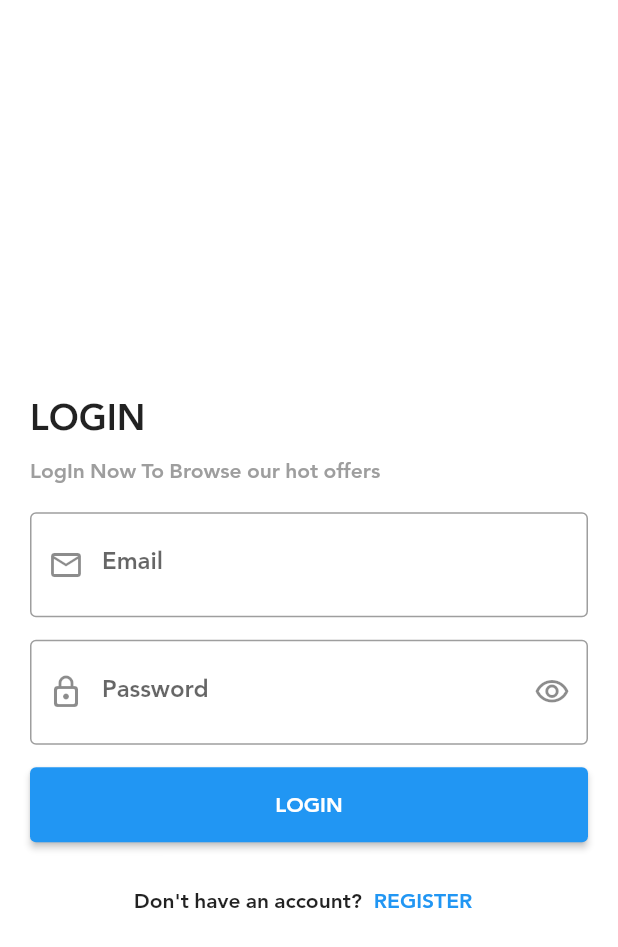
After one commit to ahmedTarek72/shop_app, a Flutter app: the screen it shows after launch, after a tap on the "arrow forward ios" icon, after a tap on "SKIP", on a phone screen of 412 x 824 dp. The commit adds this screen. Shown: the top 947 px of the screen. Run offline on Flutter 3.47's test engine with Material 2 defaults, Android fonts, the phone set to English and light mode, and no system bars; our stand-ins replace bloc, flutter_bloc, smooth_page_indicator.

Commit message:
New Commit

```diff
--- /dev/null
+++ b/lib/layout/login/cubit/log_in_cubit.dart
@@ -0,0 +1,16 @@
+import 'package:bloc/bloc.dart';
+import 'package:flutter_bloc/flutter_bloc.dart';
+import 'package:meta/meta.dart';
+
+part 'log_in_states.dart';
+
+class LogInCubit extends Cubit<LogInStates> {
+  LogInCubit() : super(LogInInitial());
+
+  static LogInCubit get(context) => BlocProvider.of(context);
+  bool isPassword = false;
+  void changeObscure(){
+     isPassword = !isPassword;
+     emit(IsObscurePasswordState());
+  }
+}
--- /dev/null
+++ b/lib/layout/login/cubit/log_in_states.dart
@@ -0,0 +1,14 @@
+part of 'log_in_cubit.dart';
+
+@immutable
+abstract class LogInStates {}
+
+class LogInInitial extends LogInStates {}
+class LoginSuccessState extends LogInStates{}
+class LoginLoadingState extends LogInStates{}
+class LoginErrorState extends LogInStates{
+  final String error;
+
+  LoginErrorState(this.error);
+}
+class IsObscurePasswordState extends LogInStates {}
--- /dev/null
+++ b/lib/layout/login/login_screen.dart
@@ -0,0 +1,121 @@
+import 'package:flutter/material.dart';
+import 'package:flutter_bloc/flutter_bloc.dart';
+import 'package:shop_app/layout/login/cubit/log_in_cubit.dart';
+import 'package:shop_app/layout/register/shop_register.dart';
+
+class LogIn extends StatelessWidget {
+  LogIn({Key? key}) : super(key: key);
+  var emailController = TextEditingController();
+  var formKey = GlobalKey<FormState>();
+  var passwordController = TextEditingController();
+
+  @override
+  Widget build(BuildContext context) {
+    return BlocProvider(
+      create: (context) => LogInCubit(),
+      child: BlocConsumer<LogInCubit, LogInStates>(
+        listener: (context, state) {},
+        builder: (context, state) {
+          return Scaffold(
+            appBar: AppBar(),
+            body: Center(
+              child: SingleChildScrollView(
+                child: Padding(
+                  padding: const EdgeInsets.all(20.0),
+                  child: Form(
+                    key: formKey,
+                    child: Column(
+                      crossAxisAlignment: CrossAxisAlignment.start,
+                      children: [
+                        Text('LOGIN',
+                            style: Theme.of(context).textTheme.headline5),
+                        Text(
+                          'LogIn Now To Browse our hot offers',
+                          style: Theme.of(context)
+                              .textTheme
+                              .bodyText1
+                              ?.copyWith(color: Colors.grey),
+                        ),
+                        SizedBox(
+                          height: 15,
+                        ),
+                        TextFormField(
+                          keyboardType: TextInputType.emailAddress,
+                          validator: (value) {
+                            if (value!.isEmpty) {
+                              return "please Enter your Email Address";
+                            }
+                          },
+                          controller: emailController,
+                          decoration: InputDecoration(
+                              labelText: "Email",
+                              prefixIcon: Icon(Icons.email_outlined),
+                              border: OutlineInputBorder()),
+                        ),
+                        SizedBox(
+                          height: 15,
+                        ),
+                        TextFormField(
+                          keyboardType: TextInputType.visiblePassword,
+                          validator: (value) {
+                            if (value!.isEmpty) {
+                              return "please Enter your password";
+                            }
+                          },
+                          obscureText: LogInCubit.get(context).isPassword,
+                          controller: passwordController,
+                          decoration: InputDecoration(
+                              labelText: "Password",
+                              prefixIcon: Icon(Icons.lock_outline_rounded),
+                              suffixIcon: IconButton(
+                                icon: LogInCubit.get(context).isPassword
+                                    ? Icon(Icons.visibility_off_outlined)
+                                    : Icon(Icons.visibility_outlined),
+                                onPressed: () {
+                                  LogInCubit.get(context).changeObscure();
+                                },
+                              ),
+                              border: OutlineInputBorder()),
+                        ),
+                        SizedBox(
+                          height: 15,
+                        ),
+                        Container(
+                          width: double.infinity,
+                          height: 50,
+                          child: ElevatedButton(
+                              onPressed: () {
+                                if (formKey.currentState!.validate()) {}
+                              },
+                              child: Text("LOGIN")),
+                        ),
+                        SizedBox(
+                          height: 15,
+                        ),
+                        Row(
+                          mainAxisAlignment: MainAxisAlignment.center,
+                          children: [
+                            Text("Don\'t have an account?"),
+                            TextButton(
+                                onPressed: () {
+                                  Navigator.push(
+                                      context,
+                                      MaterialPageRoute(
+                                        builder: (context) => RegisterScreen(),
+                                      ));
+                                },
+                                child: Text("register".toUpperCase()))
+                          ],
+                        )
+                      ],
+                    ),
+                  ),
+                ),
+              ),
+            ),
+          );
+        },
+      ),
+    );
+  }
+}
--- a/lib/layout/page_view/shop_page_view.dart
+++ b/lib/layout/page_view/shop_page_view.dart
@@ -2,7 +2,7 @@ import 'package:flutter/cupertino.dart';
 
 import 'package:flutter/material.dart';
 import 'package:shop_app/componnent/reusable.dart';
-import 'package:shop_app/layout/sign_in/sign_in_screen.dart';
+import 'package:shop_app/layout/login/login_screen.dart';
 import 'package:shop_app/models/on_boarding_model.dart';
 import 'package:smooth_page_indicator/smooth_page_indicator.dart';
 
@@ -21,24 +21,30 @@ class _MyPageViewState extends State<MyPageView> {
     return Scaffold(
       backgroundColor: Colors.white,
       appBar: AppBar(
-        actions:<Widget> [
-          TextButton(onPressed: (){
-            Navigator.pushAndRemoveUntil(context, MaterialPageRoute(builder: (context) => SignIN(),), (route) => false);
-          }, child:  Text("SKIP",style: TextStyle(color: Colors.deepOrange),))
-
+        actions: <Widget>[
+          TextButton(
+              onPressed: () {
+                Navigator.pushAndRemoveUntil(
+                    context,
+                    MaterialPageRoute(
+                      builder: (context) => LogIn(),
+                    ),
+                    (route) => false);
+              },
+              child: Text(
+                "SKIP",
+                style: TextStyle(color: Colors.deepOrange),
+              ))
         ],
         backgroundColor: Colors.white,
       ),
       body: PageView.builder(
         onPageChanged: (value) {
           if (value == boarding.length - 1) {
-            print("last");
             setState(() {
-
               isLast = true;
             });
           } else {
-            print("not last");
             setState(() {
               isLast = false;
             });
@@ -47,13 +53,14 @@ class _MyPageViewState extends State<MyPageView> {
         controller: pageController,
         physics: BouncingScrollPhysics(),
         itemCount: boarding.length,
-        itemBuilder: (context, index) => buildOnBoardingScreen(boarding[index],context),
+        itemBuilder: (context, index) =>
+            buildOnBoardingScreen(boarding[index], context),
       ),
     );
   }
 }
 
-Widget buildOnBoardingScreen(OnBoardingModel model,context) {
+Widget buildOnBoardingScreen(OnBoardingModel model, context) {
   return Padding(
     padding: EdgeInsets.all(30),
     child: Column(
@@ -92,7 +99,12 @@ Widget buildOnBoardingScreen(OnBoardingModel model,context) {
                 backgroundColor: Colors.deepOrange,
                 onPressed: () {
                   if (isLast) {
-                   Navigator.pushAndRemoveUntil(context, MaterialPageRoute(builder: (context) => SignIN(),), (route) => false);
+                    Navigator.pushAndRemoveUntil(
+                        context,
+                        MaterialPageRoute(
+                          builder: (context) => LogIn(),
+                        ),
+                        (route) => false);
                   } else {
                     pageController.nextPage(
                         duration: Duration(milliseconds: 750),
@@ -104,6 +116,4 @@ Widget buildOnBoardingScreen(OnBoardingModel model,context) {
       ],
     ),
   );
-
-
 }
--- a/pubspec.yaml
+++ b/pubspec.yaml
@@ -29,6 +29,7 @@ environment:
 # the latest version available on pub.dev. To see which dependencies have newer
 # versions available, run `flutter pub outdated`.
 dependencies:
+
   flutter:
     sdk: flutter
 
@@ -37,6 +38,8 @@ dependencies:
   # Use with the CupertinoIcons class for iOS style icons.
   cupertino_icons: ^1.0.2
   smooth_page_indicator: ^1.0.0+2
+  flutter_bloc: ^8.1.1
+  bloc: ^8.1.0
 
 dev_dependencies:
   flutter_test:
```
Also changed, not shown: lib/layout/sign_in/sign_in_screen.dart (deleted, +0 -96 lines), pubspec.lock.
